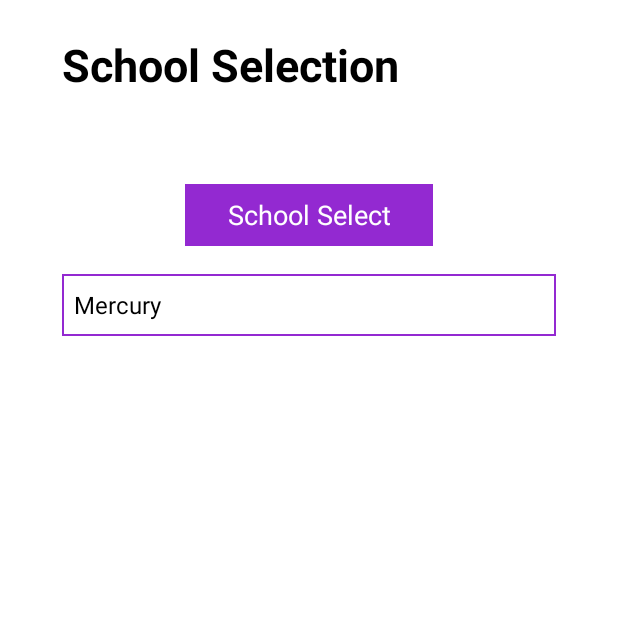
After one commit to lsjpjs1/Rudder-Android, an Android app: the SchoolSelectionActivity screen opened directly, with no data from a screen before it, on a phone screen of 412 x 824 dp, the top half of it. The commit adds this screen. Run offline under Robolectric (Android 15) with nearby library versions, the phone set to English and light mode, and no system bars; our stand-ins replace data binding; network calls fail.

Commit message:
feat : School Select, spinner

```diff
--- a/app/build.gradle
+++ b/app/build.gradle
@@ -63,9 +63,6 @@ dependencies {
     androidTestImplementation 'androidx.test.espresso:espresso-core:3.3.0'
     implementation "androidx.activity:activity-ktx:1.1.0"
 
-    //noinspection GradleCompatible
-    implementation 'com.android.support:design:30.0.0'
-
     implementation 'com.squareup.retrofit2:converter-scalars:2.5.0'
 
     def lifecycle_version = "2.3.1"
--- a/app/src/main/AndroidManifest.xml
+++ b/app/src/main/AndroidManifest.xml
@@ -13,7 +13,8 @@
         android:supportsRtl="true"
         android:theme="@style/Theme.Rudder"
         android:usesCleartextTraffic="true">
-        <activity android:name=".ui.activity.ProfileSettingActivity"></activity>
+        <activity android:name=".ui.activity.SchoolSelectionActivity"></activity>
+        <activity android:name=".ui.activity.ProfileSettingActivity" />
         <activity android:name=".ui.activity.MainActivity" />
         <activity android:name=".ui.activity.SignUpActivity" />
         <activity android:name=".ui.activity.LoginActivity">
--- /dev/null
+++ b/app/src/main/java/com/rudder/ui/activity/SchoolSelectionActivity.kt
@@ -0,0 +1,36 @@
+package com.rudder.ui.activity
+
+import android.content.ContentValues
+import androidx.appcompat.app.AppCompatActivity
+import android.os.Bundle
+import android.util.Log
+import android.view.View
+import android.widget.AdapterView
+import android.widget.ArrayAdapter
+import com.rudder.R
+import kotlinx.android.synthetic.main.activity_profile_schoolselect.*
+
+class SchoolSelectionActivity : AppCompatActivity() {
+    override fun onCreate(savedInstanceState: Bundle?) {
+        super.onCreate(savedInstanceState)
+        setContentView(R.layout.activity_profile_schoolselect)
+
+        val items = resources.getStringArray(R.array.schools_array)
+
+        schoolSelectSpinner.adapter = ArrayAdapter.createFromResource(this, R.array.schools_array , R.layout.support_simple_spinner_dropdown_item)
+            .also { adapter -> adapter.setDropDownViewResource(android.R.layout.simple_spinner_dropdown_item)
+            schoolSelectSpinner.adapter = adapter
+            }
+
+        schoolSelectSpinner.onItemSelectedListener = object : AdapterView.OnItemSelectedListener {
+            override fun onItemSelected(p0: AdapterView<*>?, p1: View?, p2: Int, p3: Long) {
+                Log.d(ContentValues.TAG, "spinner 결과 : ${p2}")
+            }
+
+            override fun onNothingSelected(p0: AdapterView<*>?) {
+
+            }
+        }
+
+    }
+}
--- a/app/src/main/java/com/rudder/ui/activity/SignUpActivity.kt
+++ b/app/src/main/java/com/rudder/ui/activity/SignUpActivity.kt
@@ -40,7 +40,7 @@ class SignUpActivity : AppCompatActivity() {
 
 
     fun callLoginActivity() {
-        val intent = Intent(this, LoginActivity::class.java)
+        val intent = Intent(this, SchoolSelectionActivity::class.java)
         startActivity(intent)
     }
 
--- /dev/null
+++ b/app/src/main/res/layout/activity_profile_schoolselect.xml
@@ -0,0 +1,99 @@
+<?xml version="1.0" encoding="utf-8"?>
+<layout xmlns:android="http://schemas.android.com/apk/res/android"
+    xmlns:app="http://schemas.android.com/apk/res-auto"
+    xmlns:tools="http://schemas.android.com/tools">
+
+    <androidx.constraintlayout.widget.ConstraintLayout
+        android:layout_width="match_parent"
+        android:layout_height="match_parent"
+        app:layout_constraintBottom_toBottomOf="@+id/constraintLayoutSS1"
+        app:layout_constraintTop_toBottomOf="@+id/constraintLayoutSS1"
+        >
+
+
+        <androidx.constraintlayout.widget.ConstraintLayout
+            android:id="@+id/constraintLayoutSS1"
+            android:layout_width="0dp"
+            android:layout_height="0dp"
+            app:layout_constraintEnd_toEndOf="parent"
+            app:layout_constraintHeight_default="percent"
+            app:layout_constraintHeight_percent="0.1"
+            app:layout_constraintStart_toStartOf="parent"
+            app:layout_constraintTop_toTopOf="parent"
+            app:layout_constraintWidth_default="percent"
+            app:layout_constraintWidth_percent="1">
+
+            <TextView
+                android:layout_width="0dp"
+                android:layout_height="0dp"
+                android:layout_marginLeft="30dp"
+                android:layout_marginTop="10dp"
+                android:gravity="center"
+                android:text="@string/school_selection"
+                android:textColor="#000000"
+                android:textSize="30sp"
+                android:textStyle="bold"
+                app:layout_constraintHeight_default="percent"
+                app:layout_constraintHeight_percent="0.8"
+                app:layout_constraintStart_toStartOf="parent"
+                app:layout_constraintTop_toTopOf="parent"
+                app:layout_constraintWidth_default="percent"
+                app:layout_constraintWidth_percent="0.6" />
+
+        </androidx.constraintlayout.widget.ConstraintLayout>
+
+
+        <androidx.constraintlayout.widget.ConstraintLayout
+            android:id="@+id/constraintLayoutSS2"
+            android:layout_width="0dp"
+            android:layout_height="0dp"
+            app:layout_constraintHeight_default="percent"
+            app:layout_constraintHeight_percent="0.5"
+            app:layout_constraintTop_toBottomOf="@id/constraintLayoutSS1"
+            app:layout_constraintWidth_default="percent"
+            app:layout_constraintWidth_percent="1"
+            app:layout_constraintLeft_toLeftOf="parent"
+            >
+
+            <TextView
+                android:layout_width="0dp"
+                android:layout_height="0dp"
+                android:layout_marginLeft="80dp"
+                android:layout_marginTop="40dp"
+                android:layout_marginRight="80dp"
+                android:gravity="center"
+                android:textSize="18dp"
+                android:text="@string/school_select"
+                android:textColor="#FFFFFF"
+                android:backgroundTint="#9329D1"
+                android:background="@drawable/edge"
+                app:layout_constraintHeight_default="percent"
+                app:layout_constraintHeight_percent="0.1"
+                app:layout_constraintStart_toStartOf="parent"
+                app:layout_constraintTop_toTopOf="parent"
+                app:layout_constraintEnd_toEndOf="parent"
+                app:layout_constraintWidth_default="percent"
+                app:layout_constraintWidth_percent="0.4" />
+
+            <Spinner
+                android:id="@+id/schoolSelectSpinner"
+                android:layout_width="0dp"
+                android:layout_height="0dp"
+                android:layout_marginLeft="80dp"
+                android:layout_marginTop="100dp"
+                android:layout_marginRight="80dp"
+                app:layout_constraintHeight_default="percent"
+                app:layout_constraintHeight_percent="0.1"
+                app:layout_constraintStart_toStartOf="parent"
+                app:layout_constraintEnd_toEndOf="parent"
+                app:layout_constraintTop_toTopOf="parent"
+                app:layout_constraintWidth_default="percent"
+                app:layout_constraintWidth_percent="0.8"
+                android:spinnerMode="dialog"
+                android:background="@drawable/edge">
+            </Spinner>
+        </androidx.constraintlayout.widget.ConstraintLayout>
+
+
+    </androidx.constraintlayout.widget.ConstraintLayout>
+</layout>
--- a/app/src/main/res/layout/activity_profile_setting.xml
+++ b/app/src/main/res/layout/activity_profile_setting.xml
@@ -29,7 +29,6 @@
             app:layout_constraintWidth_percent="1">
 
             <TextView
-                android:id="@+id/textView8"
                 android:layout_width="0dp"
                 android:layout_height="0dp"
                 android:layout_marginLeft="30dp"
@@ -164,13 +163,6 @@
 
     </androidx.constraintlayout.widget.ConstraintLayout>
 
-    <EditText
-        android:id="@+id/editTextTextMultiLine"
-        android:layout_width="wrap_content"
-        android:layout_height="wrap_content"
-        android:ems="10"
-        android:gravity="start|top"
-        android:inputType="textMultiLine" />
 
 
 </layout>
--- /dev/null
+++ b/app/src/main/res/values/array.xml
@@ -0,0 +1,13 @@
+<?xml version="1.0" encoding="utf-8"?>
+<resources>
+    <string-array name="schools_array">
+        <item>Mercury</item>
+        <item>Venus</item>
+        <item>Earth</item>
+        <item>Mars</item>
+        <item>Jupiter</item>
+        <item>Saturn</item>
+        <item>Uranus</item>
+        <item>Neptune</item>
+    </string-array>
+</resources>
--- a/app/src/main/res/values/strings.xml
+++ b/app/src/main/res/values/strings.xml
@@ -18,5 +18,7 @@
     <string name="profile_setting">Profile Setting</string>
     <string name="nickname">NICKNAME</string>
     <string name="introduce">Introduce Yourself! (optional)</string>
+    <string name="school_selection">School Selection</string>
+    <string name="school_select">School Select</string>
 
 </resources>
```
